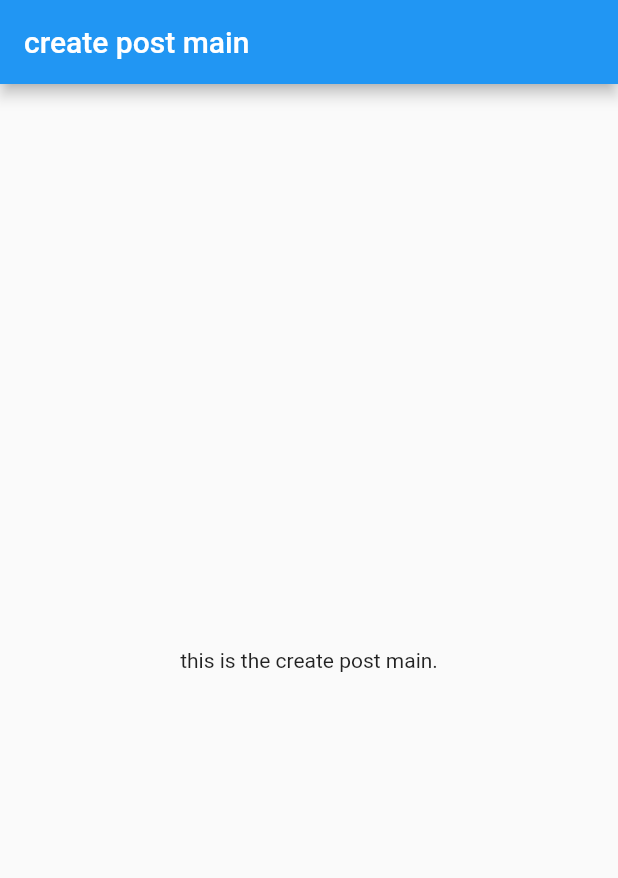
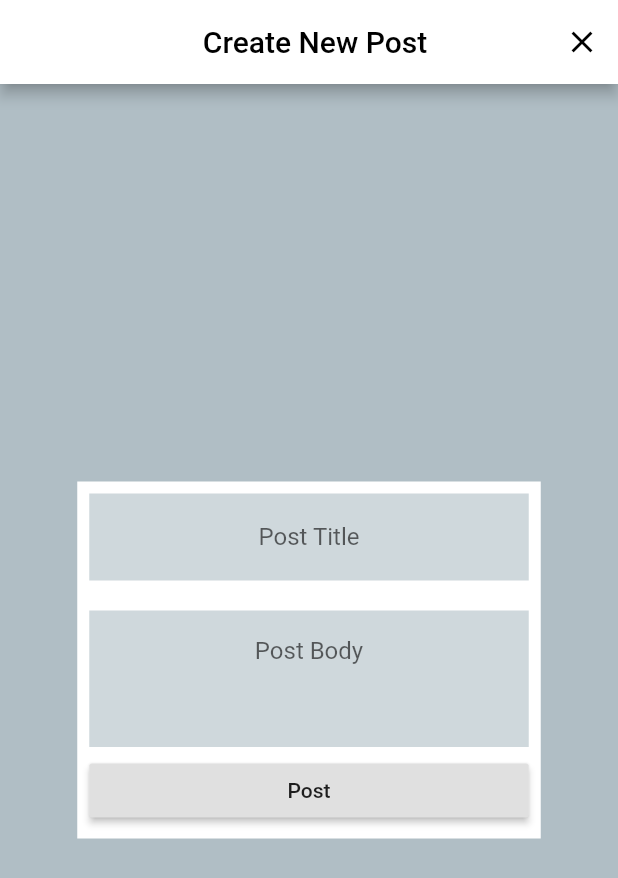
Before and after one commit to Airamentis/CRUDSocialMediaApp, a Flutter app: the screen it shows after launch, after a tap on the "add" icon, on a phone screen of 412 x 824 dp. Shown: the top 878 px of the screen. Run offline on Flutter 3.47's test engine with Material 2 defaults, Android fonts, the phone set to English and light mode, and no system bars; our stand-ins replace bloc, flutter_bloc, get_it, hive, hive_flutter, injectable; accounts and stored records are empty.

Commit message:
got rid of empty folder/ connected bloc to create post page/ added text fields with proper fuctions of validating and saving values/ added closing function from create screen

```diff
--- a/lib/presentation/blocs/create_post/bloc/create_post_event.dart
+++ /dev/null
@@ -1,8 +0,0 @@
-part of 'create_post_bloc.dart';
-
-@immutable
-abstract class CreatePostEvent {}
-
-class Started extends CreatePostEvent {
-  List<Object> get props => [];
-}
--- a/lib/presentation/blocs/create_post/bloc/create_post_bloc.dart
+++ b/lib/presentation/blocs/create_post/create_post_bloc.dart
@@ -15,6 +15,9 @@ class CreatePostBloc extends Bloc<CreatePostEvent, CreatePostState> {
   Stream<CreatePostState> mapEventToState(
     CreatePostEvent event,
   ) async* {
-    // TODO: implement mapEventToState
+    if (event is PostCreated) {
+      print(event.title);
+      print(event.body);
+    }
   }
 }
--- /dev/null
+++ b/lib/presentation/blocs/create_post/create_post_event.dart
@@ -0,0 +1,16 @@
+part of 'create_post_bloc.dart';
+
+@immutable
+abstract class CreatePostEvent {}
+
+class Started extends CreatePostEvent {
+  List<Object> get props => [];
+}
+
+class PostCreated extends CreatePostEvent {
+  final String title;
+  final String body;
+
+  PostCreated({@required this.title, @required this.body});
+  List<Object> get props => [];
+}
--- a/lib/presentation/blocs/create_post/bloc/create_post_state.dart
+++ b/lib/presentation/blocs/create_post/create_post_state.dart
@@ -4,3 +4,5 @@ part of 'create_post_bloc.dart';
 abstract class CreatePostState {}
 
 class CreatePostInitial extends CreatePostState {}
+
+class CreatePostInProgress extends CreatePostState {}
--- a/lib/presentation/blocs/post_screen/post_screen_bloc.dart
+++ b/lib/presentation/blocs/post_screen/post_screen_bloc.dart
@@ -28,6 +28,8 @@ class PostScreenBloc extends Bloc<PostScreenEvent, PostScreenState> {
     } else if (event is CreatePostPressed) {
       print(state);
       yield CreatePostInital();
+    } else if (event is CreatePostClosed) {
+      yield PostScreenInitial();
     }
   }
 }
--- a/lib/presentation/blocs/post_screen/post_screen_event.dart
+++ b/lib/presentation/blocs/post_screen/post_screen_event.dart
@@ -19,3 +19,7 @@ class PostCardPressed extends PostScreenEvent {
 class CreatePostPressed extends PostScreenEvent {
   List<Object> get props => [];
 }
+
+class CreatePostClosed extends PostScreenEvent {
+  List<Object> get props => [];
+}
--- /dev/null
+++ b/lib/presentation/screens/create_post/components/create_post.dart
@@ -0,0 +1,96 @@
+import 'package:TestSocialMediaApp/presentation/blocs/create_post/create_post_bloc.dart';
+import 'package:TestSocialMediaApp/presentation/blocs/post_screen/post_screen_bloc.dart';
+import 'package:flutter/material.dart';
+import 'package:flutter_bloc/flutter_bloc.dart';
+
+Widget buildCreatePost({
+  @required BuildContext context,
+  @required GlobalKey<FormState> formKey,
+  @required TextEditingController titleController,
+  @required TextEditingController bodyController,
+}) {
+  return Center(
+    child: Container(
+      width: MediaQuery.of(context).size.width * .75,
+      color: Colors.white,
+      child: Padding(
+        padding: const EdgeInsets.all(8.0),
+        child: Form(
+          key: formKey,
+          child: ListView(
+            shrinkWrap: true,
+            children: [
+              Container(
+                padding: const EdgeInsets.all(5),
+                color: Colors.blueGrey[100],
+                child: TextFormField(
+                  controller: titleController,
+                  textAlign: TextAlign.center,
+                  decoration: InputDecoration(
+                    hintText: 'Post Title',
+                    border: InputBorder.none,
+                  ),
+                  validator: (value) {
+                    if (value.isEmpty) {
+                      return 'Please enter your post title';
+                    } else {
+                      return null;
+                    }
+                  },
+                ),
+              ),
+              SizedBox(
+                height: 20,
+              ),
+              Container(
+                padding: const EdgeInsets.all(5),
+                color: Colors.blueGrey[100],
+                child: TextFormField(
+                  textInputAction: TextInputAction.done,
+                  controller: bodyController,
+                  maxLines: 3,
+                  textAlign: TextAlign.center,
+                  decoration: InputDecoration(
+                    hintText: 'Post Body',
+                    border: InputBorder.none,
+                  ),
+                  validator: (value) {
+                    if (value.isEmpty) {
+                      return 'Please enter your post body';
+                    } else {
+                      return null;
+                    }
+                  },
+                ),
+              ),
+              Padding(
+                padding: const EdgeInsets.only(top: 5.0),
+                child: RaisedButton(
+                  onPressed: () {
+                    final isValid = formKey.currentState.validate();
+                    FocusScope.of(context).unfocus();
+
+                    if (isValid) {
+                      context.read<CreatePostBloc>()
+                        ..add(
+                          PostCreated(
+                            title: titleController.text,
+                            body: bodyController.text,
+                          ),
+                        );
+                      context.read<PostScreenBloc>()
+                        ..add(
+                          CreatePostClosed(),
+                        );
+                    }
+                  },
+                  child: Text('Post'),
+                ),
+              ),
+            ],
+          ),
+        ),
+      ),
+    ),
+  );
+}
--- a/lib/presentation/screens/create_post/create_post_main.dart
+++ b/lib/presentation/screens/create_post/create_post_main.dart
@@ -1,11 +1,13 @@
 import 'package:TestSocialMediaApp/infrastructure/injection/injection.dart';
-import 'package:TestSocialMediaApp/presentation/blocs/create_post/bloc/create_post_bloc.dart';
+import 'package:TestSocialMediaApp/presentation/blocs/create_post/create_post_bloc.dart';
 import 'package:flutter/material.dart';
 import 'package:flutter_bloc/flutter_bloc.dart';
 
+import 'create_post_screen.dart';
+
 class CreatePostMain extends StatelessWidget {
   static const routeName = '/create_post_main';
-  static const title = 'create post main';
+  static const title = 'Create New Post';
 
   @override
   Widget build(BuildContext context) {
@@ -13,16 +15,11 @@ class CreatePostMain extends StatelessWidget {
       create: (context) => getIt<CreatePostBloc>()..add(Started()),
       child: BlocBuilder<CreatePostBloc, CreatePostState>(
         builder: (context, state) {
-          return Scaffold(
-            appBar: AppBar(
-              title: Text(title),
-            ),
-            body: Center(
-              child: Text(
-                'this is the create post main.',
-              ),
-            ),
-          );
+          print(state);
+          if (state is CreatePostInitial) {
+            return CreatePostScreen(title: title);
+          }
+          return CreatePostScreen(title: title);
         },
       ),
     );
--- /dev/null
+++ b/lib/presentation/screens/create_post/create_post_screen.dart
@@ -0,0 +1,71 @@
+import 'package:TestSocialMediaApp/presentation/blocs/post_screen/post_screen_bloc.dart';
+import 'package:flutter/material.dart';
+import 'package:flutter_bloc/flutter_bloc.dart';
+
+import 'components/create_post.dart';
+
+class CreatePostScreen extends StatefulWidget {
+  const CreatePostScreen({
+    Key key,
+    @required this.title,
+  }) : super(key: key);
+
+  final String title;
+
+  @override
+  _CreatePostScreenState createState() => _CreatePostScreenState();
+}
+
+class _CreatePostScreenState extends State<CreatePostScreen> {
+  TextEditingController titleController;
+  TextEditingController bodyController;
+  final formKey = GlobalKey<FormState>();
+
+  @override
+  void initState() {
+    titleController = TextEditingController();
+    bodyController = TextEditingController();
+    super.initState();
+  }
+
+  @override
+  void dispose() {
+    bodyController.dispose();
+    titleController.dispose();
+    super.dispose();
+  }
+
+  @override
+  Widget build(BuildContext context) {
+    return Scaffold(
+      backgroundColor: Colors.blueGrey[200],
+      appBar: AppBar(
+        leading: SizedBox(),
+        actions: [
+          IconButton(
+            icon: Icon(
+              Icons.close,
+              color: Colors.black,
+            ),
+            onPressed: () {
+              context.read<PostScreenBloc>()..add(CreatePostClosed());
+            },
+          ),
+        ],
+        backgroundColor: Colors.white,
+        title: Center(
+          child: Text(
+            widget.title,
+            style: TextStyle(color: Colors.black),
+          ),
+        ),
+      ),
+      body: buildCreatePost(
+        context: context,
+        bodyController: bodyController,
+        formKey: formKey,
+        titleController: titleController,
+      ),
+    );
+  }
+}
```
Also changed, not shown: lib/infrastructure/injection/injection.config.dart.
